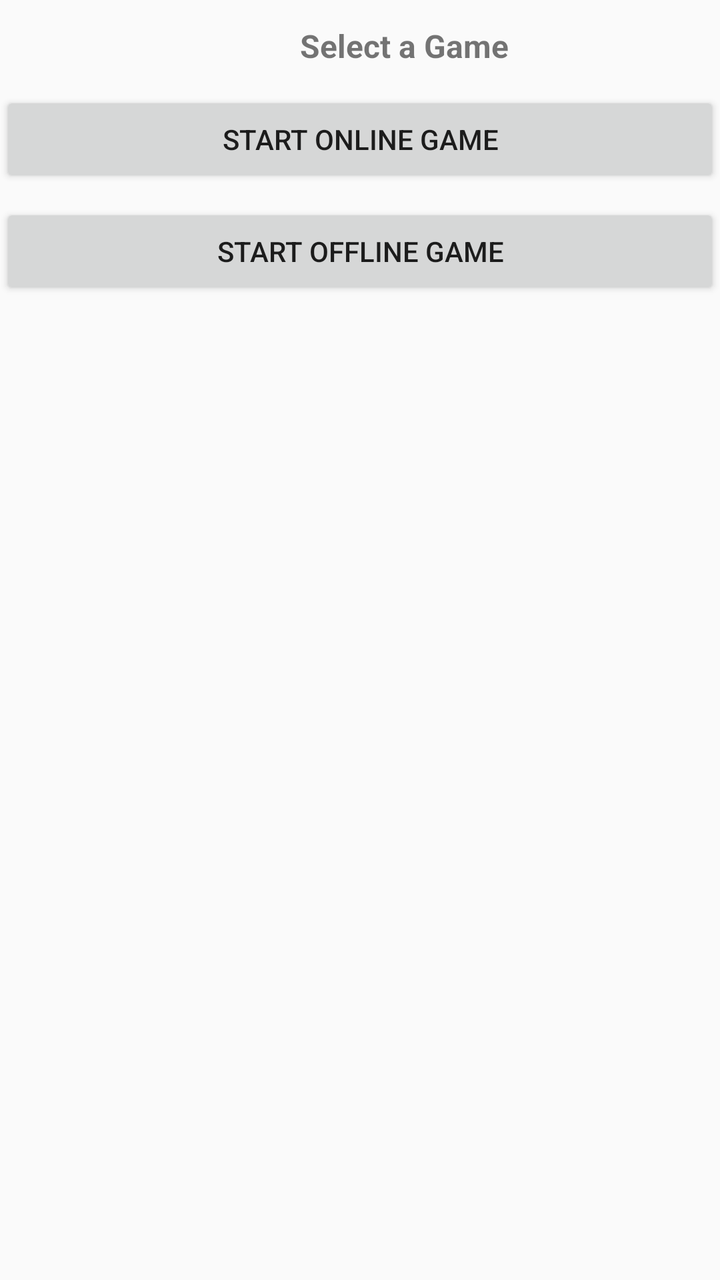
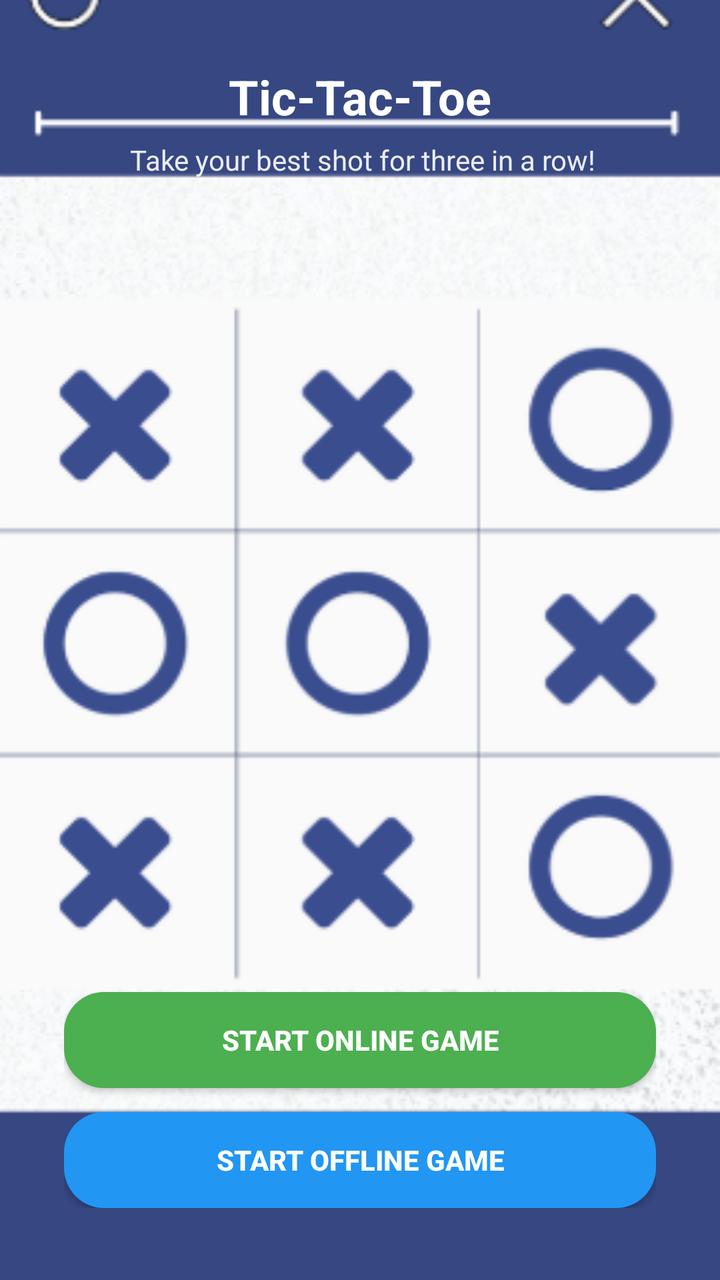

The first picture is an Android layout as it rendered before a commit; the second is the same layout after the commit. The layout source and the unified diff follow.
<!-- AndroidManifest.xml: application theme Theme.Bluetooth -->
<!-- res/layout/game_selector.xml -->
<?xml version="1.0" encoding="utf-8"?>
<LinearLayout xmlns:android="http://schemas.android.com/apk/res/android"
    android:layout_width="match_parent"
    android:layout_height="match_parent"
    android:orientation="vertical">

    <TextView
        android:id="@+id/title"
        android:layout_width="match_parent"
        android:layout_height="wrap_content"
        android:text="Select a Game"
        android:textSize="16sp"
        android:textStyle="bold"
        android:paddingBottom="12dp"
        android:paddingLeft="150dp"
        android:paddingTop="12dp"/>

    <Button
        android:id="@+id/online_game"
        android:layout_width="match_parent"
        android:layout_height="wrap_content"
        android:text="Start Online Game"
        android:textSize="14sp"
        android:padding="12dp" />

    <Button
        android:id="@+id/offline_game"
        android:layout_width="match_parent"
        android:layout_height="wrap_content"
        android:text="Start Offline Game"
        android:textSize="14sp"
        android:padding="12dp"
        android:layout_marginTop="8dp" />
</LinearLayout>
<!-- resources referenced by this layout -->
<resources>
  <style name="Theme.Bluetooth" parent="android:Theme.Material.Light.NoActionBar" />
</resources>

<!-- the commit's change to res/layout/game_selector.xml (unified diff, before → after) -->
@@ -1,34 +1,93 @@
 <?xml version="1.0" encoding="utf-8"?>
-<LinearLayout xmlns:android="http://schemas.android.com/apk/res/android"
+<FrameLayout xmlns:android="http://schemas.android.com/apk/res/android"
     android:layout_width="match_parent"
-    android:layout_height="match_parent"
-    android:orientation="vertical">
+    android:layout_height="match_parent">
 
-    <TextView
-        android:id="@+id/title"
+    
+    <ImageView
+        android:id="@+id/bgImage"
         android:layout_width="match_parent"
-        android:layout_height="wrap_content"
-        android:text="Select a Game"
-        android:textSize="16sp"
-        android:textStyle="bold"
-        android:paddingBottom="12dp"
-        android:paddingLeft="150dp"
-        android:paddingTop="12dp"/>
+        android:layout_height="match_parent"
+        android:src="@drawable/home_screen"
+        android:scaleType="centerCrop"
+        android:contentDescription="@null" />
 
-    <Button
-        android:id="@+id/online_game"
+    
+    <RelativeLayout
         android:layout_width="match_parent"
-        android:layout_height="wrap_content"
-        android:text="Start Online Game"
-        android:textSize="14sp"
-        android:padding="12dp" />
+        android:layout_height="match_parent"
+        android:padding="24dp">
 
-    <Button
-        android:id="@+id/offline_game"
-        android:layout_width="match_parent"
-        android:layout_height="wrap_content"
-        android:text="Start Offline Game"
-        android:textSize="14sp"
-        android:padding="12dp"
-        android:layout_marginTop="8dp" />
-</LinearLayout>
+        
+        <LinearLayout
+            android:id="@+id/titleBlock"
+            android:layout_width="match_parent"
+            android:layout_height="wrap_content"
+            android:layout_alignParentTop="true"
+            android:orientation="vertical"
+            android:gravity="center"
+            android:paddingTop="8dp">
+
+            <TextView
+                android:id="@+id/title"
+                android:layout_width="wrap_content"
+                android:layout_height="wrap_content"
+                android:text="Tic-Tac-Toe"
+                android:textStyle="bold"
+                android:textSize="24sp"
+                android:textColor="@android:color/white" />
+
+            <TextView
+                android:id="@+id/subtitle"
+                android:layout_width="wrap_content"
+                android:layout_height="wrap_content"
+                android:text=" Take your best shot for three in a row!"
+                android:textSize="14sp"
+                android:textColor="@android:color/white"
+                android:alpha="0.9"
+                android:paddingTop="6dp" />
+        </LinearLayout>
+
+        
+        <LinearLayout
+            android:id="@+id/buttonPanel"
+            android:layout_width="match_parent"
+            android:layout_height="wrap_content"
+            android:layout_alignParentBottom="true"
+            android:layout_marginTop="250dp"
+            android:orientation="vertical"
+            android:paddingLeft="8dp"
+            android:paddingRight="8dp"
+            android:paddingBottom="12dp">
+
+            <Button
+                android:id="@+id/online_game"
+                android:layout_width="match_parent"
+                android:layout_height="wrap_content"
+                android:text="START ONLINE GAME"
+                android:textAllCaps="true"
+                android:textStyle="bold"
+                android:textColor="@android:color/white"
+                android:background="@drawable/btn_primary_bg"
+                android:paddingTop="14dp"
+                android:paddingBottom="14dp" />
+
+            <Space
+                android:layout_width="match_parent"
+                android:layout_height="12dp" />
+
+            <Button
+                android:id="@+id/offline_game"
+                android:layout_width="match_parent"
+                android:layout_height="wrap_content"
+                android:text="START OFFLINE GAME"
+                android:textAllCaps="true"
+                android:textStyle="bold"
+                android:textColor="@android:color/white"
+                android:background="@drawable/btn_secondary_bg"
+                android:paddingTop="14dp"
+                android:paddingBottom="14dp" />
+        </LinearLayout>
+
+    </RelativeLayout>
+</FrameLayout>
<!-- resource entries referenced after the edit -->
@@ -1,5 +1,29 @@
 <!-- resources referenced by this layout -->
 <resources>
+  <!-- drawable btn_primary_bg (drawable) -->
+  <?xml version="1.0" encoding="utf-8"?>
+  <shape xmlns:android="http://schemas.android.com/apk/res/android">
+      <solid android:color="#4CAF50"/>
+      <corners android:radius="20dp"/>
+      <padding android:left="12dp" android:top="8dp" android:right="12dp" android:bottom="8dp"/>
+  </shape>
+  <!-- drawable btn_secondary_bg (drawable) -->
+  <?xml version="1.0" encoding="utf-8"?>
+  <ripple xmlns:android="http://schemas.android.com/apk/res/android"
+      android:color="#332196F3"> 
+      <item>
+          <shape>
+              <solid android:color="#2196F3"/>   
+              <corners android:radius="20dp"/>
+              <padding
+                  android:left="12dp"
+                  android:top="10dp"
+                  android:right="12dp"
+                  android:bottom="10dp"/>
+          </shape>
+      </item>
+  </ripple>
+  <!-- drawable home_screen: png bitmap (drawable, 54413 bytes) -->
   <style name="Theme.Bluetooth" parent="android:Theme.Material.Light.NoActionBar" />
 </resources>
 
